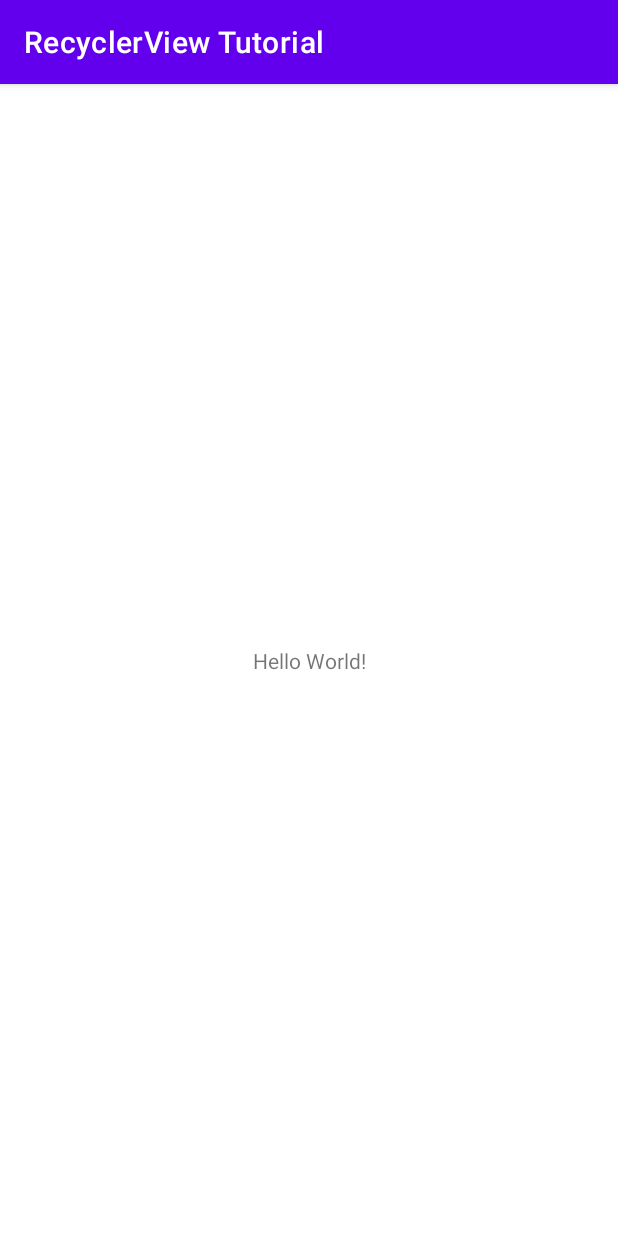
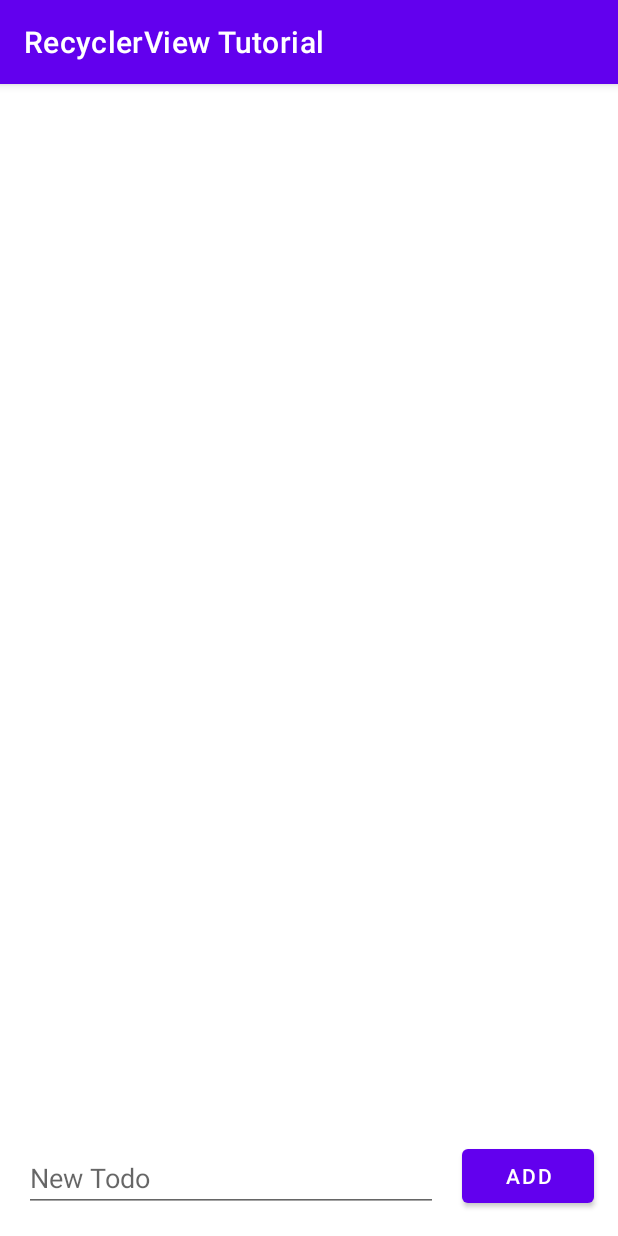
Before and after one commit to irfan87/recyclerview_android_tutorial, an Android app: the screen it shows after launch (MainActivity), on a phone screen of 412 x 824 dp. Run offline under Robolectric (Android 15) with nearby library versions, the phone set to English and light mode, and no system bars.

Commit message:
create a simple todo list with recyclerview

```diff
--- a/app/build.gradle
+++ b/app/build.gradle
@@ -1,6 +1,7 @@
 plugins {
     id 'com.android.application'
     id 'kotlin-android'
+    id 'kotlin-android-extensions'
 }
 
 android {
@@ -38,6 +39,8 @@ dependencies {
     implementation 'androidx.appcompat:appcompat:1.3.0'
     implementation 'com.google.android.material:material:1.3.0'
     implementation 'androidx.constraintlayout:constraintlayout:2.0.4'
+    implementation 'androidx.recyclerview:recyclerview:1.2.1'
+    implementation 'androidx.recyclerview:recyclerview-selection:1.1.0'
     testImplementation 'junit:junit:4.+'
     androidTestImplementation 'androidx.test.ext:junit:1.1.2'
     androidTestImplementation 'androidx.test.espresso:espresso-core:3.3.0'
--- a/app/src/main/java/com/irfanshukri203/recyclerviewtutorial/MainActivity.kt
+++ b/app/src/main/java/com/irfanshukri203/recyclerviewtutorial/MainActivity.kt
@@ -2,10 +2,27 @@ package com.irfanshukri203.recyclerviewtutorial
 
 import androidx.appcompat.app.AppCompatActivity
 import android.os.Bundle
+import androidx.recyclerview.widget.LinearLayoutManager
+import kotlinx.android.synthetic.main.activity_main.*
 
 class MainActivity : AppCompatActivity() {
     override fun onCreate(savedInstanceState: Bundle?) {
         super.onCreate(savedInstanceState)
         setContentView(R.layout.activity_main)
+
+        val todoList = mutableListOf<Todo>()
+
+        val adapter = TodoAdapter(todoList)
+
+        rvTodos.adapter = adapter
+        rvTodos.layoutManager = LinearLayoutManager(this)
+
+        btnAddTodo.setOnClickListener {
+            val todoTitle = etTodoText.text.toString()
+            val todo = Todo(todoTitle, false)
+
+            todoList.add(todo)
+            adapter.notifyItemInserted(todoList.size - 1)
+        }
     }
 }
--- /dev/null
+++ b/app/src/main/java/com/irfanshukri203/recyclerviewtutorial/Todo.kt
@@ -0,0 +1,6 @@
+package com.irfanshukri203.recyclerviewtutorial
+
+data class Todo(
+    val title: String,
+    val isChecked: Boolean
+)
--- /dev/null
+++ b/app/src/main/java/com/irfanshukri203/recyclerviewtutorial/TodoAdapter.kt
@@ -0,0 +1,30 @@
+package com.irfanshukri203.recyclerviewtutorial
+
+import android.view.LayoutInflater
+import android.view.View
+import android.view.ViewGroup
+import androidx.recyclerview.widget.RecyclerView
+import kotlinx.android.synthetic.main.item_todo.view.*
+
+class TodoAdapter(
+    var todos: List<Todo>
+) : RecyclerView.Adapter<TodoAdapter.TodoViewHolder>() {
+    inner class TodoViewHolder(itemView: View) : RecyclerView.ViewHolder(itemView)
+
+    override fun onCreateViewHolder(parent: ViewGroup, viewType: Int): TodoViewHolder {
+        val view = LayoutInflater.from(parent.context).inflate(R.layout.item_todo, parent, false)
+
+        return TodoViewHolder(view)
+    }
+
+    override fun onBindViewHolder(holder: TodoViewHolder, position: Int) {
+        holder.itemView.apply {
+            tvTodoTitle.text = todos[position].title
+            cbDone.isChecked = todos[position].isChecked
+        }
+    }
+
+    override fun getItemCount(): Int {
+        return todos.size
+    }
+}
--- a/app/src/main/res/layout/activity_main.xml
+++ b/app/src/main/res/layout/activity_main.xml
@@ -6,13 +6,37 @@
     android:layout_height="match_parent"
     tools:context=".MainActivity">
 
-    <TextView
+    <androidx.recyclerview.widget.RecyclerView
+        android:id="@+id/rvTodos"
+        android:layout_width="match_parent"
+        android:layout_height="0dp"
+        android:layout_marginTop="16dp"
+        android:layout_marginBottom="16dp"
+        app:layout_constraintBottom_toTopOf="@+id/etTodoText"
+        app:layout_constraintEnd_toEndOf="parent"
+        app:layout_constraintStart_toStartOf="parent"
+        app:layout_constraintTop_toTopOf="parent" />
+
+    <EditText
+        android:id="@+id/etTodoText"
+        android:layout_width="0dp"
+        android:layout_height="wrap_content"
+        android:layout_marginStart="16dp"
+        android:layout_marginEnd="16dp"
+        android:layout_marginBottom="16dp"
+        android:hint="New Todo"
+        app:layout_constraintBottom_toBottomOf="parent"
+        app:layout_constraintEnd_toStartOf="@+id/btnAddTodo"
+        app:layout_constraintStart_toStartOf="parent" />
+
+    <Button
+        android:id="@+id/btnAddTodo"
         android:layout_width="wrap_content"
         android:layout_height="wrap_content"
-        android:text="Hello World!"
+        android:layout_marginEnd="16dp"
+        android:layout_marginBottom="16dp"
+        android:text="add"
         app:layout_constraintBottom_toBottomOf="parent"
-        app:layout_constraintLeft_toLeftOf="parent"
-        app:layout_constraintRight_toRightOf="parent"
-        app:layout_constraintTop_toTopOf="parent" />
+        app:layout_constraintEnd_toEndOf="parent" />
 
 </androidx.constraintlayout.widget.ConstraintLayout>
```
Also changed, not shown: app/src/main/res/layout/item_todo.xml (added, +31 -0 lines).
